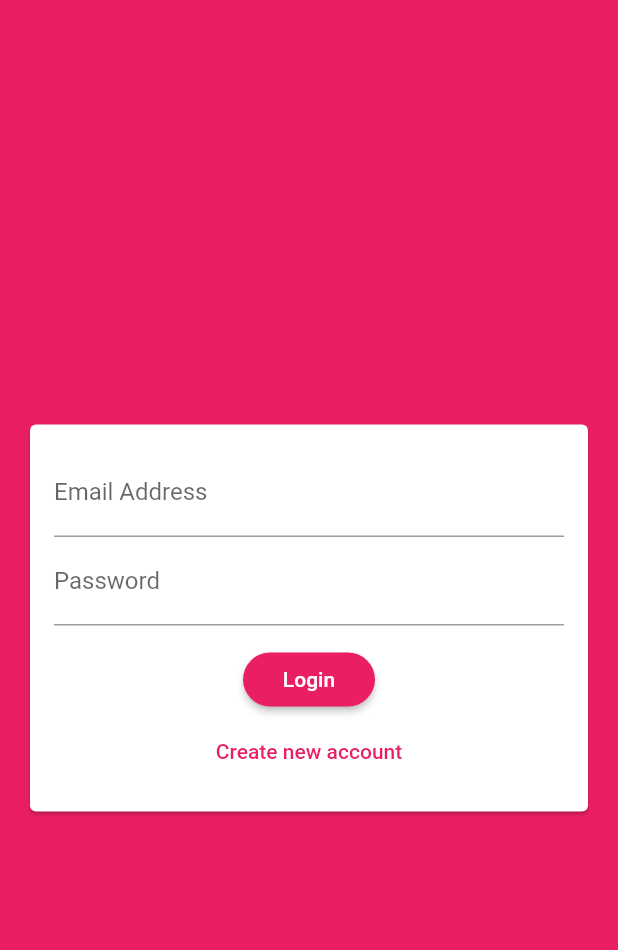
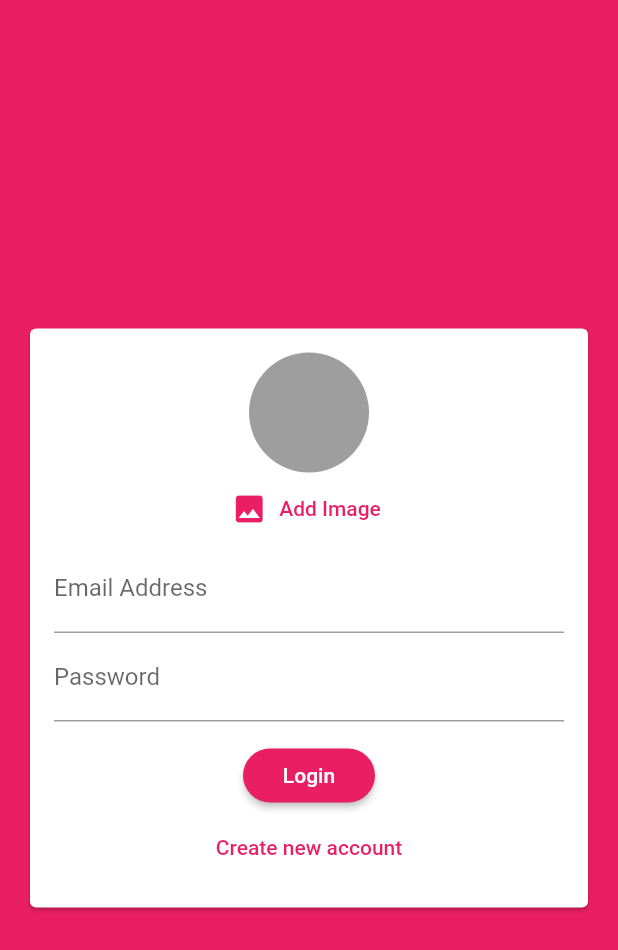
Before and after one commit to LloydNicholson/Chat-App, a Flutter app: the screen it shows after launch, on a phone screen of 412 x 824 dp. Shown: the top 950 px of the screen. Run offline on Flutter 3.47's test engine with Material 2 defaults, Android fonts, the phone set to English and light mode, and no system bars; our stand-ins replace cloud_firestore, firebase_auth, firebase_core, image_picker; accounts and stored records are empty.

Commit message:
Add basic image picker

```diff
--- a/lib/widgets/auth_form.dart
+++ b/lib/widgets/auth_form.dart
@@ -1,4 +1,5 @@
 import 'package:flutter/material.dart';
+import 'package:flutter_twizza_connect_test/widgets/pickers/user_image_picker.dart';
 
 class AuthForm extends StatefulWidget {
   AuthForm(
@@ -50,6 +51,7 @@ class _AuthFormState extends State<AuthForm> {
               child: Column(
                 mainAxisSize: MainAxisSize.min,
                 children: <Widget>[
+                  UserImagePicker(),
                   TextFormField(
                     key: ValueKey("email"),
                     validator: (value) {
--- a/lib/widgets/chat/messages.dart
+++ b/lib/widgets/chat/messages.dart
@@ -28,6 +28,7 @@ class Messages extends StatelessWidget {
             var currentDoc = chatDocs[index];
             return MessageBubble(
               currentDoc['text'],
+              currentDoc['username'],
               currentDoc['createdByUserId'] ==
                   FirebaseAuth.instance.currentUser.uid,
               key: ValueKey(currentDoc.id),
--- /dev/null
+++ b/lib/widgets/pickers/user_image_picker.dart
@@ -0,0 +1,41 @@
+import 'dart:io';
+
+import 'package:flutter/material.dart';
+import 'package:image_picker/image_picker.dart';
+
+class UserImagePicker extends StatefulWidget {
+  @override
+  _UserImagePickerState createState() => _UserImagePickerState();
+}
+
+class _UserImagePickerState extends State<UserImagePicker> {
+  File _pickedImage;
+
+  void _pickImage() async {
+    final picker = new ImagePicker();
+    var pickedImageFile = await picker.getImage(source: ImageSource.gallery);
+    setState(() {
+      _pickedImage = File(pickedImageFile.path);
+    });
+  }
+
+  @override
+  Widget build(BuildContext context) {
+    return Column(
+      children: [
+        CircleAvatar(
+          radius: 40,
+          backgroundColor: Colors.grey,
+          backgroundImage:
+              _pickedImage != null ? FileImage(_pickedImage) : null,
+        ),
+        FlatButton.icon(
+          onPressed: _pickImage,
+          textColor: Theme.of(context).primaryColor,
+          icon: Icon(Icons.image),
+          label: Text('Add Image'),
+        ),
+      ],
+    );
+  }
+}
```
Also changed, not shown: lib/widgets/chat/message_bubble.dart (+27 -8 lines), lib/widgets/chat/new_message.dart (+8 -2 lines), pubspec.yaml (+4 -3 lines), pubspec.lock, 8 other files.
